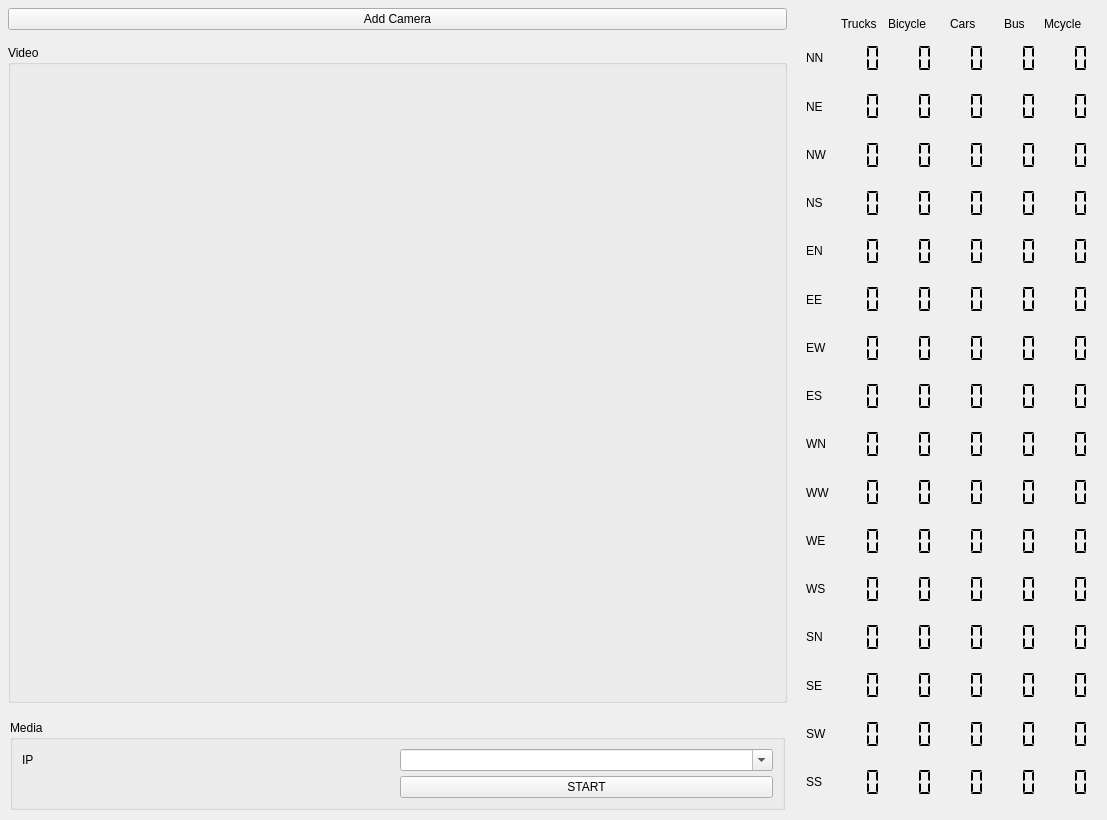
Above: qt/form.ui from EdgeOfAI/vehicle_counter_pyqt_app before the change. Below: the same form after it.
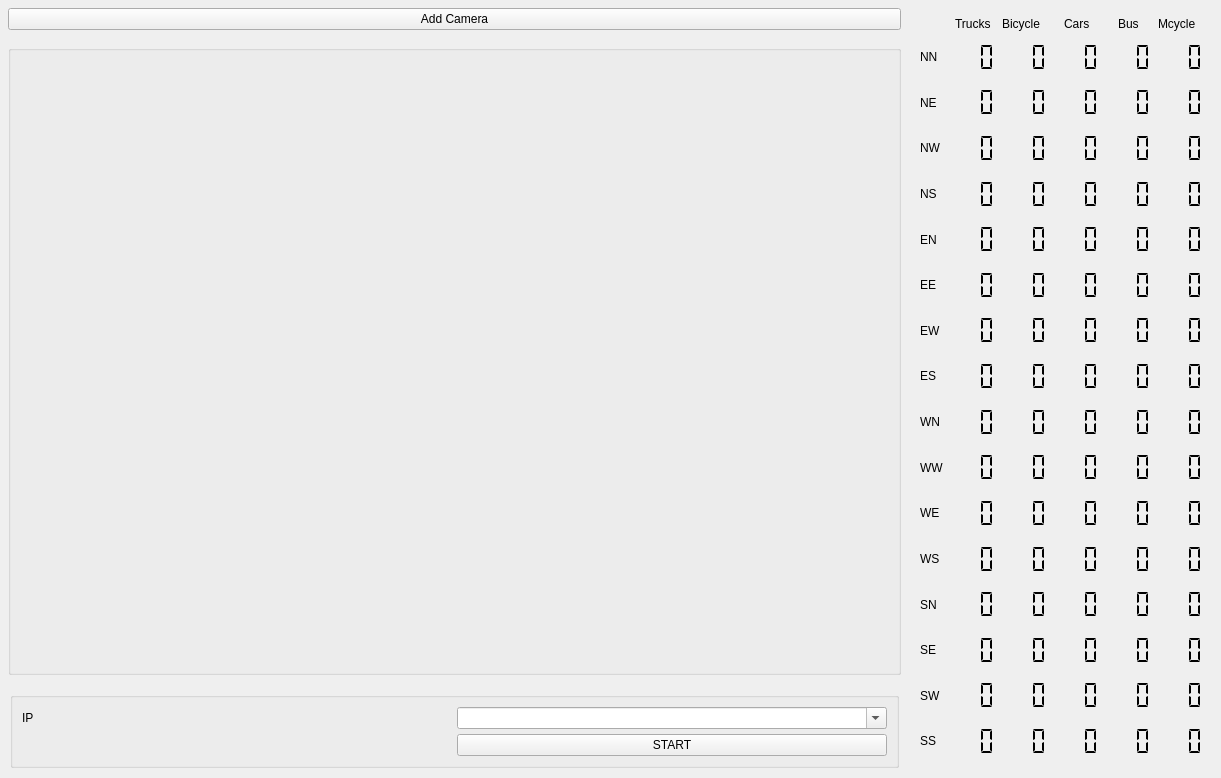
That is the form after the change. Custom widgets are drawn as their Qt base class.

Patch:
```diff
--- a/qt/form.ui
+++ b/qt/form.ui
@@ -6,8 +6,8 @@
    <rect>
     <x>0</x>
     <y>0</y>
-    <width>1107</width>
-    <height>820</height>
+    <width>1221</width>
+    <height>778</height>
    </rect>
   </property>
   <property name="windowTitle">
@@ -30,7 +30,7 @@
     <number>8</number>
    </property>
    <item>
-    <layout class="QVBoxLayout" name="verticalLayout_2" stretch="0,1,0">
+    <layout class="QVBoxLayout" name="verticalLayout_2" stretch="0,0,1,0">
      <property name="spacing">
       <number>15</number>
      </property>
@@ -41,12 +41,19 @@
       <number>0</number>
      </property>
      <item>
-      <widget class="QPushButton" name="pushButton">
+      <layout class="QHBoxLayout" name="horizontalLayout_4">
+       <item>
+        <widget class="QPushButton" name="addCamBtn">
        <property name="text">
         <string>Add Camera</string>
        </property>
       </widget>
      </item>
+      </layout>
+     </item>
+     <item>
+      <layout class="QVBoxLayout" name="verticalLayout_3"/>
+     </item>
      <item>
       <widget class="QGroupBox" name="videoSwitcher">
        <property name="sizePolicy">
@@ -56,7 +63,7 @@
         </sizepolicy>
        </property>
        <property name="title">
-        <string>Video</string>
+        <string/>
        </property>
        <layout class="QVBoxLayout" name="verticalLayout_4">
         <property name="spacing">
@@ -107,7 +114,7 @@
        <item>
         <widget class="QGroupBox" name="mediaGBox">
          <property name="title">
-          <string>Media</string>
+          <string/>
          </property>
          <layout class="QGridLayout" name="gridLayout_2">
           <property name="spacing">
@@ -137,7 +144,7 @@
                <bool>true</bool>
               </property>
               <property name="currentText">
-               <string>Camera 1</string>
+               <string/>
               </property>
               <property name="currentIndex">
                <number>-1</number>
```
Lines whose indentation alone changed are shown as unchanged.
